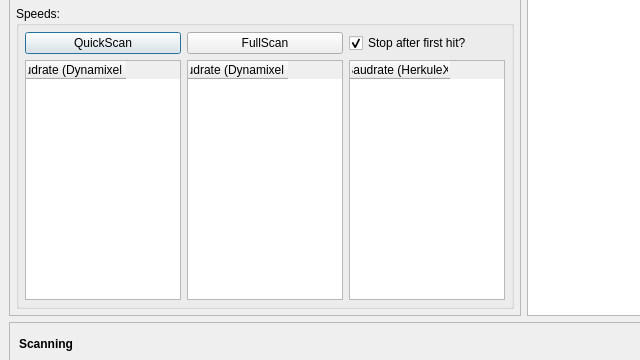
Qt form gui/ui/advancescanner.ui (emericg/SmartServoFramework) before a commit; both pictures show x 0 to 640 and y 428 to 788 of the 839 by 887 pixel window.
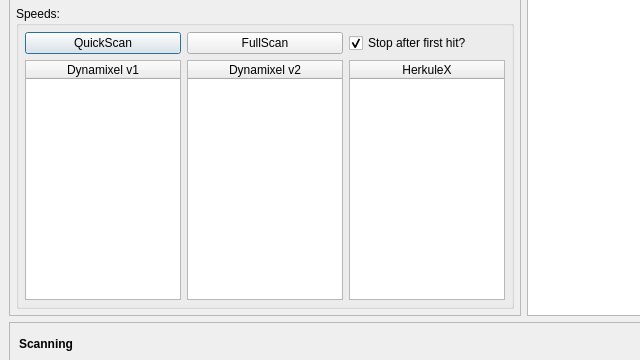
The same form after that commit. Icons and pictures are not drawn.

Commit message: GUI: Split register table into its own widget so we can make MainWindow code way more managable

The edit to the form file:
```diff
--- a/gui/ui/advancescanner.ui
+++ b/gui/ui/advancescanner.ui
@@ -264,12 +264,15 @@
             <property name="alternatingRowColors">
              <bool>true</bool>
             </property>
+            <attribute name="horizontalHeaderStretchLastSection">
+             <bool>true</bool>
+            </attribute>
             <attribute name="verticalHeaderVisible">
              <bool>false</bool>
             </attribute>
             <column>
              <property name="text">
-              <string>Baudrate (Dynamixel v1)</string>
+              <string>Dynamixel v1</string>
              </property>
             </column>
            </widget>
@@ -279,12 +282,15 @@
             <property name="alternatingRowColors">
              <bool>true</bool>
             </property>
+            <attribute name="horizontalHeaderStretchLastSection">
+             <bool>true</bool>
+            </attribute>
             <attribute name="verticalHeaderVisible">
              <bool>false</bool>
             </attribute>
             <column>
              <property name="text">
-              <string>Baudrate (HerkuleX)</string>
+              <string>HerkuleX</string>
              </property>
             </column>
            </widget>
@@ -294,12 +300,15 @@
             <property name="alternatingRowColors">
              <bool>true</bool>
             </property>
+            <attribute name="horizontalHeaderStretchLastSection">
+             <bool>true</bool>
+            </attribute>
             <attribute name="verticalHeaderVisible">
              <bool>false</bool>
             </attribute>
             <column>
              <property name="text">
-              <string>Baudrate (Dynamixel v2)</string>
+              <string>Dynamixel v2</string>
              </property>
             </column>
            </widget>
```
The commit also changes 7 other files.
